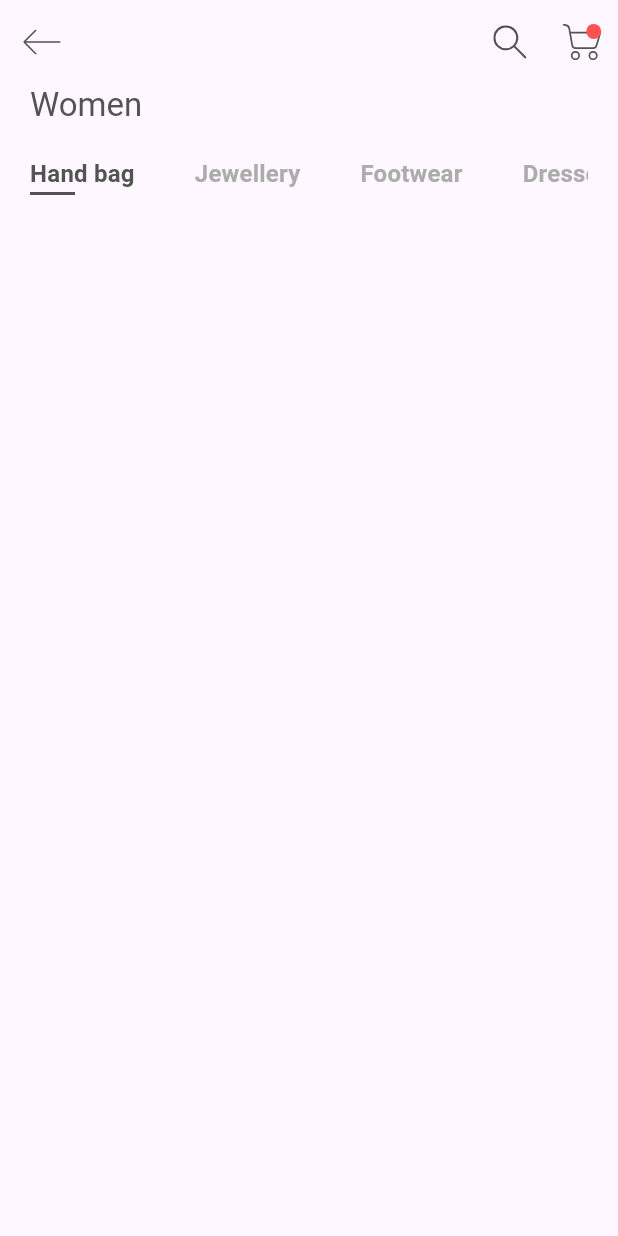
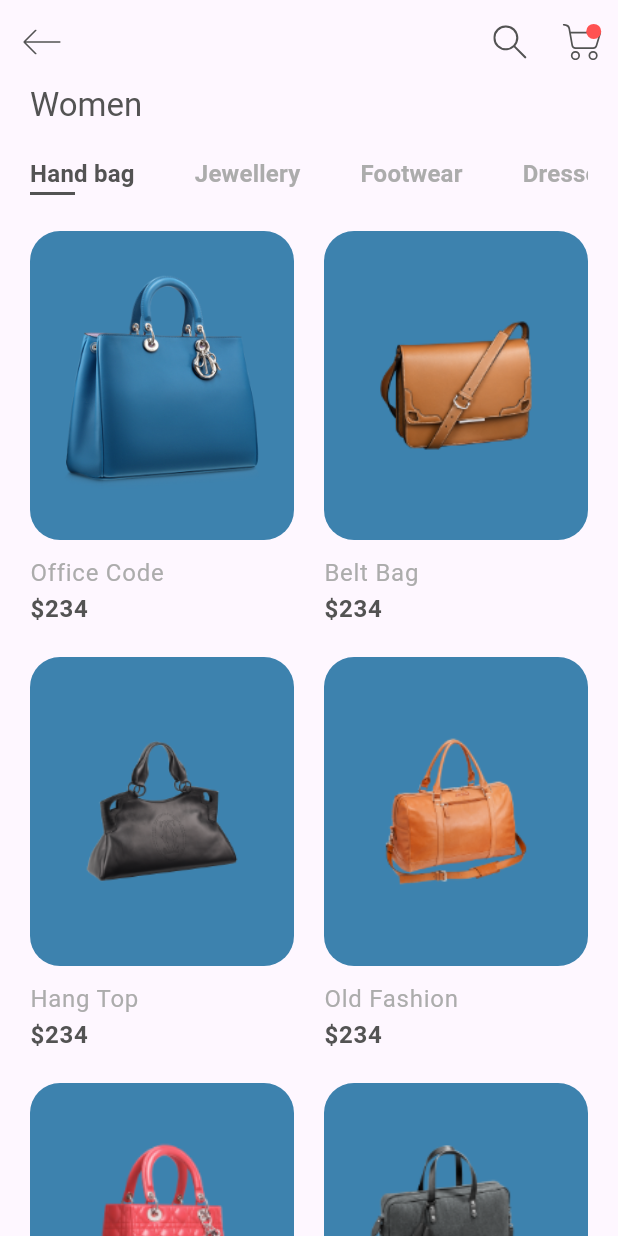
Before and after one commit to gelecekvadisi/workshop_1_shopApp, a Flutter app: the screen it shows after launch, on a phone screen of 412 x 824 dp. Run offline on Flutter 3.47's test engine with Material 3 defaults, Android fonts, the phone set to English and light mode, and no system bars; our stand-ins replace flutter_svg.

Commit message:
ProductGridView tasarımı yapıldı

```diff
--- /dev/null
+++ b/lib/data/data_source.dart
@@ -0,0 +1,55 @@
+import '../model/product.dart';
+
+List<Product> productList = [
+  Product(
+    id: 1,
+    title: "Office Code",
+    price: 234,
+    size: 12,
+    description: _description,
+    image: "assets/images/bag_1.png",
+  ),
+  Product(
+    id: 2,
+    title: "Belt Bag",
+    price: 234,
+    size: 8,
+    description: _description,
+    image: "assets/images/bag_2.png",
+  ),
+  Product(
+    id: 3,
+    title: "Hang Top",
+    price: 234,
+    size: 10,
+    description: _description,
+    image: "assets/images/bag_3.png",
+  ),
+  Product(
+    id: 4,
+    title: "Old Fashion",
+    price: 234,
+    size: 11,
+    description: _description,
+    image: "assets/images/bag_4.png",
+  ),
+  Product(
+    id: 5,
+    title: "Office Code",
+    price: 234,
+    size: 12,
+    description: _description,
+    image: "assets/images/bag_5.png",
+  ),
+  Product(
+    id: 6,
+    title: "Office Code",
+    price: 234,
+    size: 12,
+    description: _description,
+    image: "assets/images/bag_6.png",
+  ),
+];
+
+String _description =
+    "Lorem Ipsum is simply dummy text of the printing and typesetting industry. Lorem Ipsum has been the industry's standard dummy text ever since. When an unknown printer took a galley.";
--- /dev/null
+++ b/lib/model/product.dart
@@ -0,0 +1,17 @@
+// import 'package:flutter/material.dart';
+
+class Product {
+  final String image, title, description;
+  final int price, size, id;
+  // Color backgroundColor;
+
+  Product({
+    required this.image,
+    required this.title,
+    required this.description,
+    required this.price,
+    required this.size,
+    required this.id,
+    // required this.backgroundColor,
+  });
+}
--- a/lib/pages/home_page.dart
+++ b/lib/pages/home_page.dart
@@ -1,6 +1,8 @@
 import 'package:flutter/material.dart';
 import 'package:flutter_svg/flutter_svg.dart';
+import 'package:workshop_1_project/data/data_source.dart';
 import 'package:workshop_1_project/util/constants.dart';
+import 'package:workshop_1_project/widgets/product_item_widget.dart';
 
 import '../widgets/category_tab_bat.dart';
 
@@ -11,16 +13,35 @@
   Widget build(BuildContext context) {
     return Scaffold(
       appBar: _buildAppBar(),
-      body: Column(
-        mainAxisSize: MainAxisSize.max,
+      body: SingleChildScrollView(
+        child: Column(
+          mainAxisSize: MainAxisSize.min,
           crossAxisAlignment: CrossAxisAlignment.stretch,
           children: [
             Padding(
               padding: const EdgeInsets.only(left: Constants.defaultPadding),
               child: Text("Women", style: Theme.of(context).textTheme.titleLarge),
             ),
-          CategoryTabBar()
+            CategoryTabBar(),
+            Padding(
+              padding: const EdgeInsets.symmetric(horizontal: Constants.defaultPadding),
+              child: GridView.builder(
+                physics: NeverScrollableScrollPhysics(),
+                shrinkWrap: true,
+                gridDelegate: const SliverGridDelegateWithFixedCrossAxisCount(
+                  crossAxisCount: 2,
+                  mainAxisSpacing: Constants.defaultPadding,
+                  crossAxisSpacing: Constants.defaultPadding,
+                  childAspectRatio: 3/4.5,
+                ),
+                itemCount: productList.length,
+                itemBuilder: (context, index) {
+                  return ProductItemWidget(product: productList[index],);
+                },
+              ),
+            ),
           ],
+        ),
       ),
     );
   }
--- /dev/null
+++ b/lib/widgets/product_item_widget.dart
@@ -0,0 +1,51 @@
+import 'package:flutter/material.dart';
+import 'package:workshop_1_project/model/product.dart';
+
+import '../util/constants.dart';
+
+class ProductItemWidget extends StatelessWidget {
+  ProductItemWidget({
+    super.key,
+    required this.product,
+  });
+
+  Product product;
+
+  @override
+  Widget build(BuildContext context) {
+    return Column(
+      crossAxisAlignment: CrossAxisAlignment.start,
+      children: [
+        Expanded(
+          child: Container(
+            margin: EdgeInsets.only(bottom: Constants.defaultPadding/2),
+            decoration: BoxDecoration(
+              color: Color(0xFF3D82AE),
+              borderRadius: BorderRadius.circular(20),
+            ),
+            child: Padding(
+              padding: const EdgeInsets.all(Constants.defaultPadding),
+              child: Center(
+                child: Image.asset(product.image),
+              ),
+            ),
+          ),
+        ),
+        Text(
+          product.title,
+          style: Theme.of(context)
+              .textTheme
+              .bodyLarge!
+              .copyWith(color: Constants.textLightColor),
+        ),
+        Text(
+          "\$${product.price}",
+          style: Theme.of(context)
+              .textTheme
+              .bodyLarge!
+              .copyWith(fontWeight: FontWeight.bold),
+        ),
+      ],
+    );
+  }
+}
```
Lines whose indentation alone changed are shown as unchanged.
